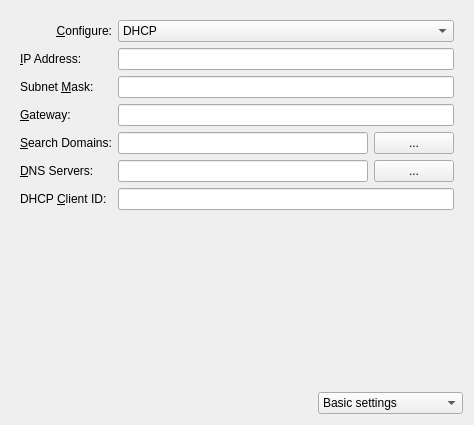
Old version of the form libs/ui/ipv4.ui in the repository netrunner-debian-kde-extras/networkmanagement.
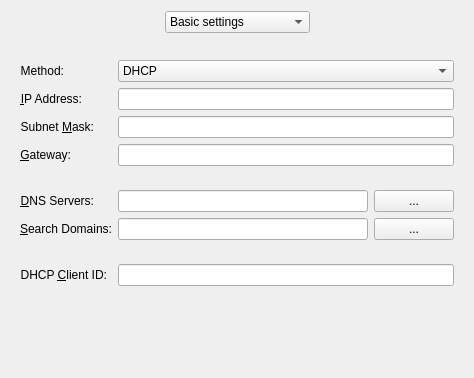
New version of the form. Custom widgets are drawn as their Qt base class.

```diff
--- a/libs/ui/ipv4.ui
+++ b/libs/ui/ipv4.ui
@@ -7,7 +7,7 @@
     <x>0</x>
     <y>0</y>
     <width>434</width>
-    <height>425</height>
+    <height>378</height>
    </rect>
   </property>
   <property name="windowTitle">
@@ -17,17 +17,85 @@
    <string extracomment="Advanced IP settings"/>
   </property>
   <layout class="QVBoxLayout" name="verticalLayout_2">
+   <item>
+    <layout class="QHBoxLayout" name="horizontalLayout">
+     <item>
+      <spacer name="horizontalSpacer">
+       <property name="orientation">
+        <enum>Qt::Horizontal</enum>
+       </property>
+       <property name="sizeHint" stdset="0">
+        <size>
+         <width>40</width>
+         <height>20</height>
+        </size>
+       </property>
+      </spacer>
+     </item>
+     <item>
+      <widget class="QComboBox" name="cmbSettingsMode">
+       <item>
+        <property name="text">
+         <string>Basic settings</string>
+        </property>
+       </item>
+       <item>
+        <property name="text">
+         <string>Additional addresses</string>
+        </property>
+       </item>
+       <item>
+        <property name="text">
+         <string>Routes</string>
+        </property>
+       </item>
+      </widget>
+     </item>
+     <item>
+      <spacer name="horizontalSpacer_2">
+       <property name="orientation">
+        <enum>Qt::Horizontal</enum>
+       </property>
+       <property name="sizeHint" stdset="0">
+        <size>
+         <width>40</width>
+         <height>20</height>
+        </size>
+       </property>
+      </spacer>
+     </item>
+    </layout>
+   </item>
+   <item>
+    <spacer name="verticalSpacer_4">
+     <property name="orientation">
+      <enum>Qt::Vertical</enum>
+     </property>
+     <property name="sizeType">
+      <enum>QSizePolicy::Fixed</enum>
+     </property>
+     <property name="sizeHint" stdset="0">
+      <size>
+       <width>20</width>
+       <height>12</height>
+      </size>
+     </property>
+    </spacer>
+   </item>
    <item>
     <widget class="QStackedWidget" name="stackedWidget">
      <property name="currentIndex">
       <number>0</number>
      </property>
      <widget class="QWidget" name="pageBasicSettings">
-      <layout class="QGridLayout" name="gridLayout">
+      <layout class="QFormLayout" name="formLayout">
+       <property name="fieldGrowthPolicy">
+        <enum>QFormLayout::AllNonFixedFieldsGrow</enum>
+       </property>
        <item row="0" column="0">
         <widget class="QLabel" name="label">
          <property name="text">
-          <string>&amp;Configure:</string>
+          <string>Method:</string>
          </property>
          <property name="alignment">
           <set>Qt::AlignRight|Qt::AlignTrailing|Qt::AlignVCenter</set>
@@ -71,6 +139,9 @@
          <property name="text">
           <string>&amp;IP Address:</string>
          </property>
+         <property name="alignment">
+          <set>Qt::AlignRight|Qt::AlignTrailing|Qt::AlignVCenter</set>
+         </property>
          <property name="buddy">
           <cstring>address</cstring>
          </property>
@@ -94,6 +165,9 @@
          <property name="text">
           <string>Subnet &amp;Mask:</string>
          </property>
+         <property name="alignment">
+          <set>Qt::AlignRight|Qt::AlignTrailing|Qt::AlignVCenter</set>
+         </property>
          <property name="buddy">
           <cstring>netMask</cstring>
          </property>
@@ -117,6 +191,9 @@
          <property name="text">
           <string>&amp;Gateway:</string>
          </property>
+         <property name="alignment">
+          <set>Qt::AlignRight|Qt::AlignTrailing|Qt::AlignVCenter</set>
+         </property>
          <property name="buddy">
           <cstring>gateway</cstring>
          </property>
@@ -135,37 +212,6 @@
          </property>
         </widget>
        </item>
-       <item row="4" column="0">
-        <widget class="QLabel" name="dnsSearchLabel">
-         <property name="text">
-          <string>&amp;Search Domains:</string>
-         </property>
-         <property name="buddy">
-          <cstring>dnsSearch</cstring>
-         </property>
-        </widget>
-       </item>
-       <item row="4" column="1">
-        <layout class="QHBoxLayout" name="horizontalLayout_5">
-         <item>
-          <widget class="KLineEdit" name="dnsSearch">
-           <property name="minimumSize">
-            <size>
-             <width>250</width>
-             <height>0</height>
-            </size>
-           </property>
-          </widget>
-         </item>
-         <item>
-          <widget class="KPushButton" name="dnsSearchMorePushButton">
-           <property name="text">
-            <string>...</string>
-           </property>
-          </widget>
-         </item>
-        </layout>
-       </item>
        <item row="5" column="0">
         <widget class="QLabel" name="dnsLabel">
          <property name="text">
@@ -174,6 +220,9 @@
          <property name="textFormat">
           <enum>Qt::AutoText</enum>
          </property>
+         <property name="alignment">
+          <set>Qt::AlignRight|Qt::AlignTrailing|Qt::AlignVCenter</set>
+         </property>
          <property name="buddy">
           <cstring>dns</cstring>
          </property>
@@ -209,35 +258,88 @@
          </item>
         </layout>
        </item>
-       <item row="7" column="0">
-        <spacer name="verticalSpacer_2">
-         <property name="orientation">
-          <enum>Qt::Vertical</enum>
-         </property>
-         <property name="sizeType">
-          <enum>QSizePolicy::Expanding</enum>
-         </property>
-         <property name="sizeHint" stdset="0">
-          <size>
-           <width>20</width>
-           <height>299</height>
-          </size>
-         </property>
-        </spacer>
-       </item>
-       <item row="6" column="1">
-        <widget class="KLineEdit" name="dhcpClientId"/>
-       </item>
        <item row="6" column="0">
+        <widget class="QLabel" name="dnsSearchLabel">
+         <property name="text">
+          <string>&amp;Search Domains:</string>
+         </property>
+         <property name="alignment">
+          <set>Qt::AlignRight|Qt::AlignTrailing|Qt::AlignVCenter</set>
+         </property>
+         <property name="buddy">
+          <cstring>dnsSearch</cstring>
+         </property>
+        </widget>
+       </item>
+       <item row="6" column="1">
+        <layout class="QHBoxLayout" name="horizontalLayout_5">
+         <item>
+          <widget class="KLineEdit" name="dnsSearch">
+           <property name="minimumSize">
+            <size>
+             <width>250</width>
+             <height>0</height>
+            </size>
+           </property>
+          </widget>
+         </item>
+         <item>
+          <widget class="KPushButton" name="dnsSearchMorePushButton">
+           <property name="text">
+            <string>...</string>
+           </property>
+          </widget>
+         </item>
+        </layout>
+       </item>
+       <item row="8" column="0">
         <widget class="QLabel" name="labelDhcpClientId">
          <property name="text">
           <string>DHCP &amp;Client ID:</string>
          </property>
+         <property name="alignment">
+          <set>Qt::AlignRight|Qt::AlignTrailing|Qt::AlignVCenter</set>
+         </property>
          <property name="buddy">
           <cstring>dhcpClientId</cstring>
          </property>
         </widget>
        </item>
+       <item row="8" column="1">
+        <widget class="KLineEdit" name="dhcpClientId"/>
+       </item>
+       <item row="4" column="1">
+        <spacer name="verticalSpacer_2">
+         <property name="orientation">
+          <enum>Qt::Vertical</enum>
+         </property>
+         <property name="sizeType">
+          <enum>QSizePolicy::Fixed</enum>
+         </property>
+         <property name="sizeHint" stdset="0">
+          <size>
+           <width>20</width>
+           <height>12</height>
+          </size>
+         </property>
+        </spacer>
+       </item>
+       <item row="7" column="1">
+        <spacer name="verticalSpacer_5">
+         <property name="orientation">
+          <enum>Qt::Vertical</enum>
+         </property>
+         <property name="sizeType">
+          <enum>QSizePolicy::Fixed</enum>
+         </property>
+         <property name="sizeHint" stdset="0">
+          <size>
+           <width>20</width>
+           <height>12</height>
+          </size>
+         </property>
+        </spacer>
+       </item>
       </layout>
      </widget>
      <widget class="QWidget" name="pageAdditionalAddresses">
@@ -299,42 +401,6 @@
      </widget>
     </widget>
    </item>
-   <item>
-    <layout class="QHBoxLayout" name="horizontalLayout">
-     <item>
-      <spacer name="horizontalSpacer">
-       <property name="orientation">
-        <enum>Qt::Horizontal</enum>
-       </property>
-       <property name="sizeHint" stdset="0">
-        <size>
-         <width>40</width>
-         <height>20</height>
-        </size>
-       </property>
-      </spacer>
-     </item>
-     <item>
-      <widget class="QComboBox" name="cmbSettingsMode">
-       <item>
-        <property name="text">
-         <string>Basic settings</string>
-        </property>
-       </item>
-       <item>
-        <property name="text">
-         <string>Additional addresses</string>
-        </property>
-       </item>
-       <item>
-        <property name="text">
-         <string>Routes</string>
-        </property>
-       </item>
-      </widget>
-     </item>
-    </layout>
-   </item>
   </layout>
  </widget>
  <customwidgets>
```
Left out of the diff: 16 changed lines with no effect on the pictures.
